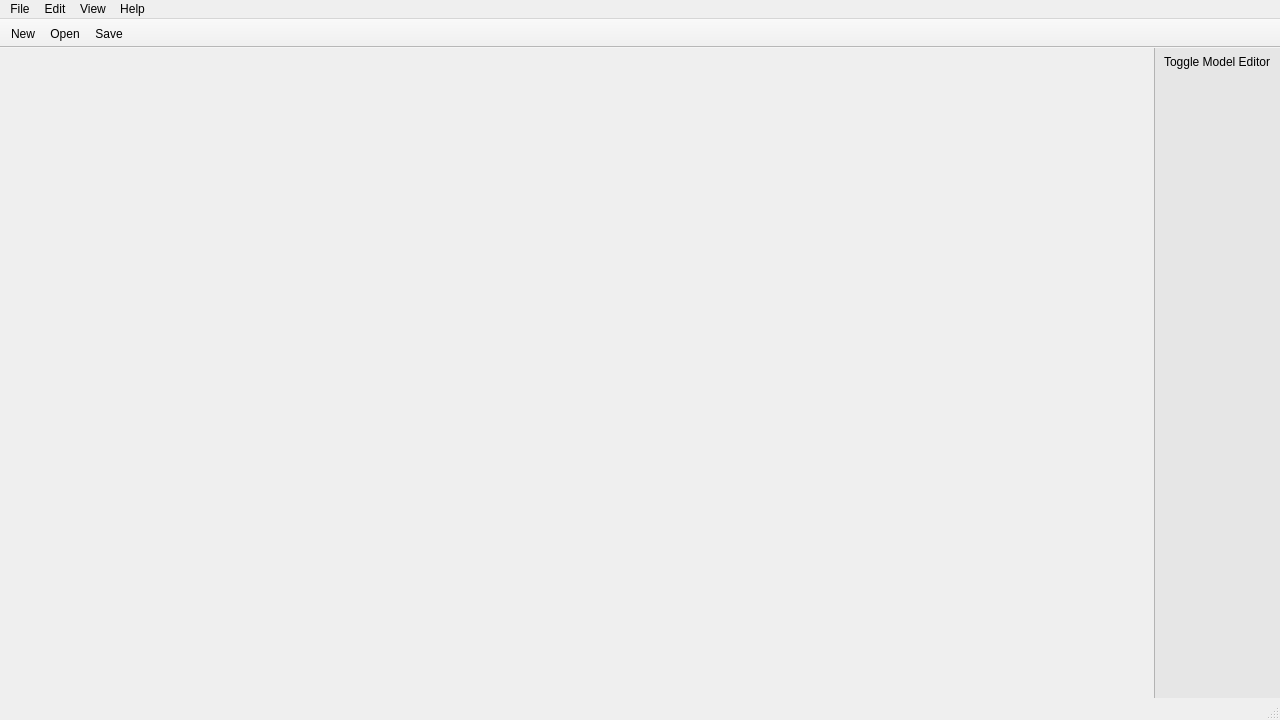
This is specviz/data/ui/main_window.ui in nmearl/specviz as Qt 5 draws it before an edit. The edited form follows.
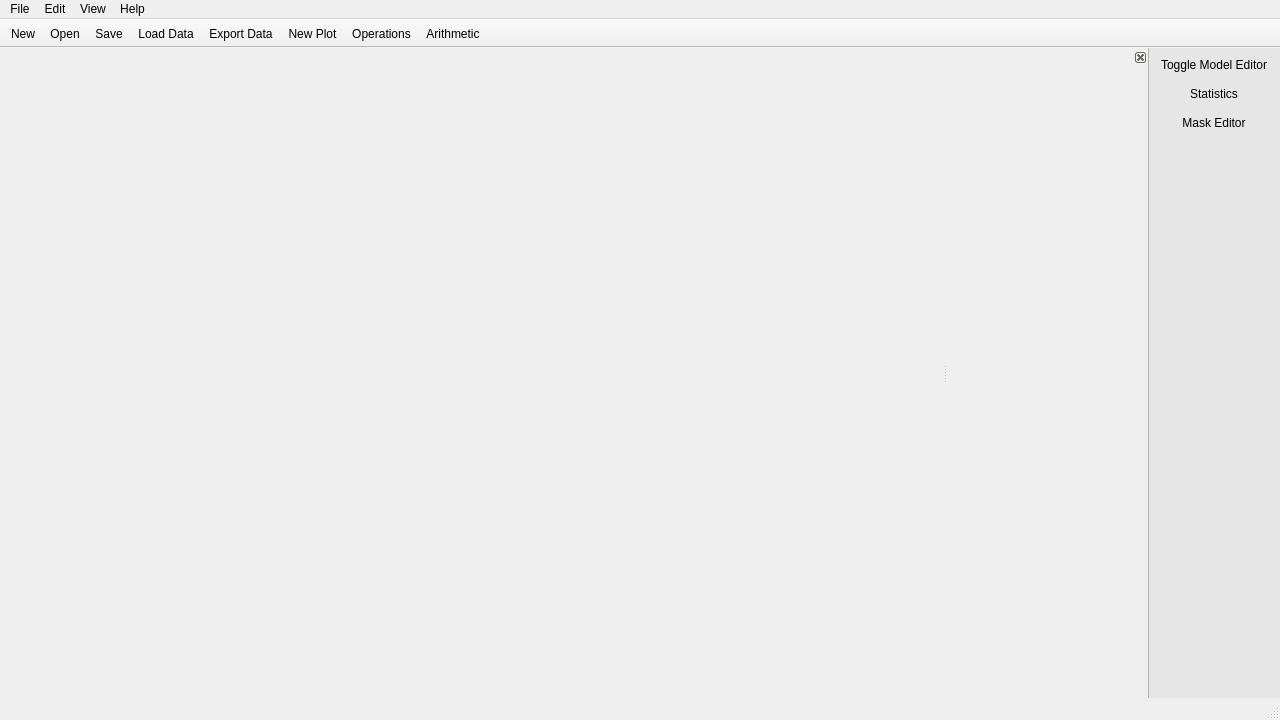
This is the edited form. Icons and pictures are not drawn.

Commit message: Include new layouts and plugin support

```diff
--- a/specviz/data/ui/main_window.ui
+++ b/specviz/data/ui/main_window.ui
@@ -22,7 +22,7 @@
      <number>0</number>
     </property>
     <property name="topMargin">
-     <number>8</number>
+     <number>0</number>
     </property>
     <property name="rightMargin">
      <number>0</number>
@@ -30,25 +30,6 @@
     <property name="bottomMargin">
      <number>0</number>
     </property>
-    <item>
-     <widget class="QTabWidget" name="tab_widget">
-      <property name="usesScrollButtons">
-       <bool>true</bool>
-      </property>
-      <property name="documentMode">
-       <bool>true</bool>
-      </property>
-      <property name="tabsClosable">
-       <bool>true</bool>
-      </property>
-      <property name="movable">
-       <bool>true</bool>
-      </property>
-      <property name="tabBarAutoHide">
-       <bool>true</bool>
-      </property>
-     </widget>
-    </item>
    </layout>
   </widget>
   <widget class="QMenuBar" name="menu_bar">
@@ -99,6 +80,15 @@
    <property name="movable">
     <bool>false</bool>
    </property>
+   <property name="iconSize">
+    <size>
+     <width>24</width>
+     <height>24</height>
+    </size>
+   </property>
+   <property name="toolButtonStyle">
+    <enum>Qt::ToolButtonTextUnderIcon</enum>
+   </property>
    <property name="floatable">
     <bool>false</bool>
    </property>
@@ -111,6 +101,11 @@
    <addaction name="new_action"/>
    <addaction name="open_action"/>
    <addaction name="save_action"/>
+   <addaction name="load_data_action"/>
+   <addaction name="export_data_action"/>
+   <addaction name="new_plot_action"/>
+   <addaction name="operations_action"/>
+   <addaction name="arithmetic_action"/>
   </widget>
   <widget class="QToolBar" name="toolBar_2">
    <property name="windowTitle">
@@ -121,6 +116,8 @@
 	background: rgb(230, 230, 230);
 	border: none;
 	border-left: 1px solid rgb(179, 179, 179);
+	padding: 5px;
+	spacing: 8px;
 }</string>
    </property>
    <property name="movable">
@@ -139,6 +136,29 @@
     <bool>false</bool>
    </attribute>
    <addaction name="model_editor_toggle"/>
+   <addaction name="statistics_toggle"/>
+   <addaction name="mask_editor_toggle"/>
+  </widget>
+  <widget class="QDockWidget" name="plugin_dock">
+   <property name="enabled">
+    <bool>true</bool>
+   </property>
+   <property name="minimumSize">
+    <size>
+     <width>200</width>
+     <height>38</height>
+    </size>
+   </property>
+   <property name="features">
+    <set>QDockWidget::DockWidgetClosable</set>
+   </property>
+   <property name="allowedAreas">
+    <set>Qt::RightDockWidgetArea</set>
+   </property>
+   <attribute name="dockWidgetArea">
+    <number>2</number>
+   </attribute>
+   <widget class="QWidget" name="dockWidgetContents"/>
   </widget>
   <action name="new_action">
    <property name="icon">
@@ -188,6 +208,96 @@
     <string>Show/hide the model editor interface</string>
    </property>
   </action>
+  <action name="load_data_action">
+   <property name="icon">
+    <iconset resource="../resources.qrc">
+     <normaloff>:/icons/folder-2.svg</normaloff>:/icons/folder-2.svg</iconset>
+   </property>
+   <property name="text">
+    <string>Load Data</string>
+   </property>
+   <property name="toolTip">
+    <string>Load a data set into the current workspace</string>
+   </property>
+  </action>
+  <action name="export_data_action">
+   <property name="icon">
+    <iconset resource="../resources.qrc">
+     <normaloff>:/icons/inbox.svg</normaloff>:/icons/inbox.svg</iconset>
+   </property>
+   <property name="text">
+    <string>Export Data</string>
+   </property>
+   <property name="toolTip">
+    <string>Export selected data from workspace</string>
+   </property>
+  </action>
+  <action name="new_plot_action">
+   <property name="icon">
+    <iconset resource="../resources.qrc">
+     <normaloff>:/icons/048-line-chart.svg</normaloff>:/icons/048-line-chart.svg</iconset>
+   </property>
+   <property name="text">
+    <string>New Plot</string>
+   </property>
+   <property name="toolTip">
+    <string>Create a new plot in the workspace</string>
+   </property>
+  </action>
+  <action name="operations_action">
+   <property name="icon">
+    <iconset resource="../resources.qrc">
+     <normaloff>:/icons/005-stats.svg</normaloff>:/icons/005-stats.svg</iconset>
+   </property>
+   <property name="text">
+    <string>Operations</string>
+   </property>
+   <property name="toolTip">
+    <string>Operations to be applied to data</string>
+   </property>
+  </action>
+  <action name="arithmetic_action">
+   <property name="icon">
+    <iconset resource="../resources.qrc">
+     <normaloff>:/icons/014-calculator.svg</normaloff>:/icons/014-calculator.svg</iconset>
+   </property>
+   <property name="text">
+    <string>Arithmetic</string>
+   </property>
+   <property name="toolTip">
+    <string>Perform arithmetic between data</string>
+   </property>
+  </action>
+  <action name="statistics_toggle">
+   <property name="checkable">
+    <bool>true</bool>
+   </property>
+   <property name="icon">
+    <iconset resource="../resources.qrc">
+     <normaloff>:/icons/015-compass-1.svg</normaloff>:/icons/015-compass-1.svg</iconset>
+   </property>
+   <property name="text">
+    <string>Statistics</string>
+   </property>
+   <property name="toolTip">
+    <string>Show/hide the data statistics</string>
+   </property>
+  </action>
+  <action name="mask_editor_toggle">
+   <property name="checkable">
+    <bool>true</bool>
+   </property>
+   <property name="icon">
+    <iconset resource="../resources.qrc">
+     <normaloff>:/icons/050-mask.svg</normaloff>:/icons/050-mask.svg</iconset>
+   </property>
+   <property name="text">
+    <string>Mask Editor</string>
+   </property>
+   <property name="toolTip">
+    <string>Show/hide the mask editor</string>
+   </property>
+  </action>
  </widget>
  <resources>
   <include location="../resources.qrc"/>
```
Left out of the diff: 10 changed lines with no effect on the pictures. The commit also changes 19 other files.
